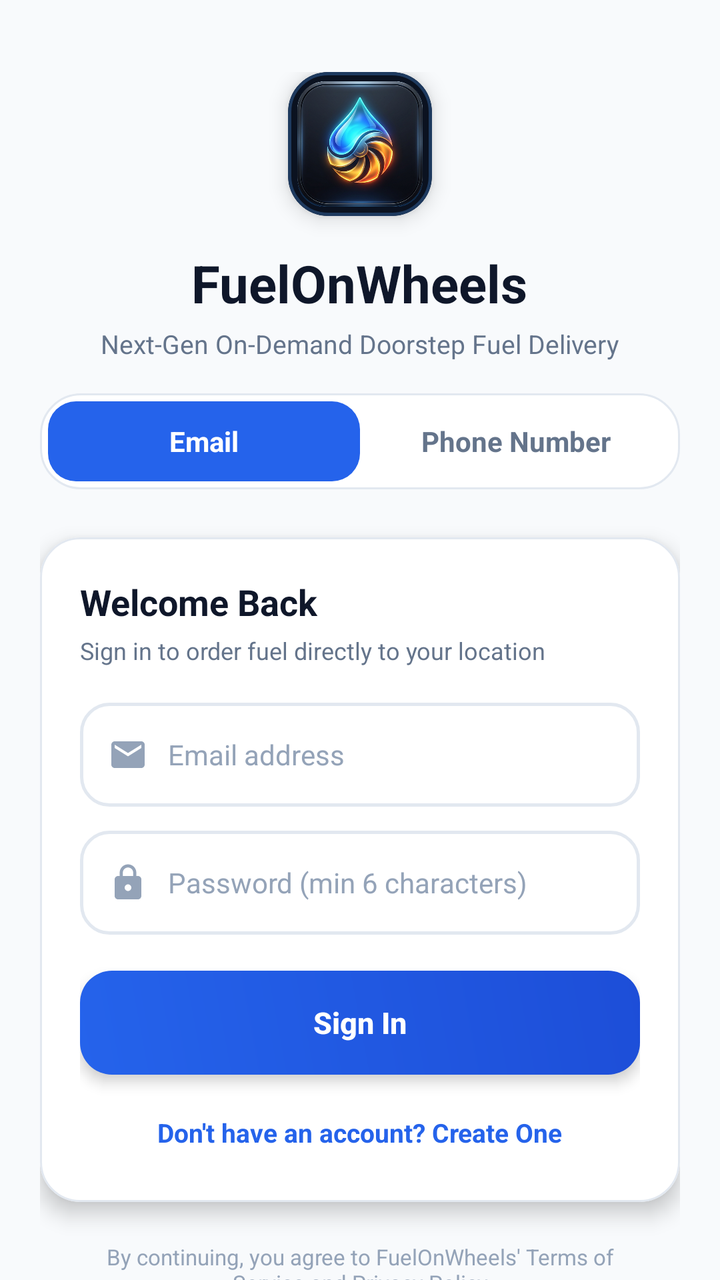
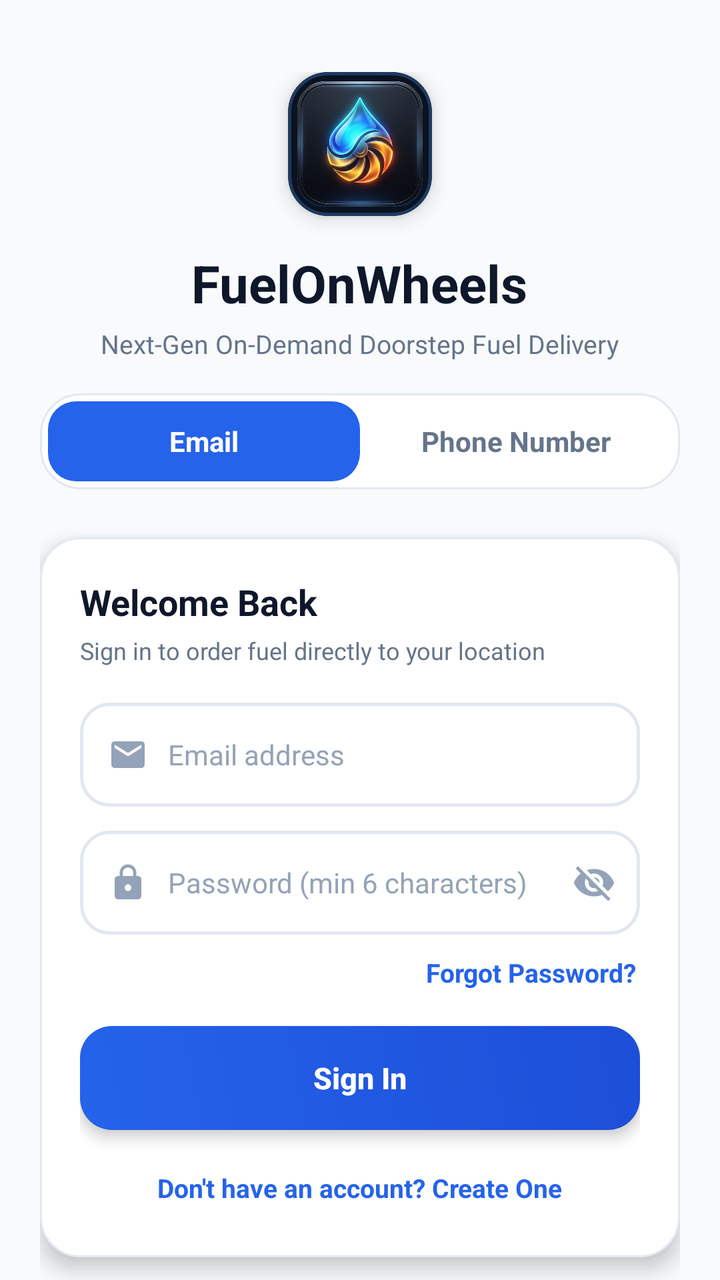

Two renders of the same Android screen: before a commit and after it. Below are the layout's source before the change and the commit's diff.
<!-- AndroidManifest.xml: application theme Theme.FuelOnWheelsApp -->
<!-- res/layout/activity_sign_in.xml -->
<?xml version="1.0" encoding="utf-8"?>
<androidx.core.widget.NestedScrollView xmlns:android="http://schemas.android.com/apk/res/android"
    xmlns:app="http://schemas.android.com/apk/res-auto"
    xmlns:tools="http://schemas.android.com/tools"
    android:layout_width="match_parent"
    android:layout_height="match_parent"
    android:background="@color/bg_slate"
    android:fillViewport="true"
    tools:context=".signIn.SignInActivity">

    <LinearLayout
        android:layout_width="match_parent"
        android:layout_height="wrap_content"
        android:gravity="center_horizontal"
        android:orientation="vertical"
        android:paddingStart="20dp"
        android:paddingTop="36dp"
        android:paddingEnd="20dp"
        android:paddingBottom="28dp">

        
        <com.google.android.material.card.MaterialCardView
            android:layout_width="72dp"
            android:layout_height="72dp"
            android:layout_marginBottom="16dp"
            app:cardBackgroundColor="#0B1220"
            app:cardCornerRadius="20dp"
            app:cardElevation="6dp"
            app:strokeColor="#1E3A5F"
            app:strokeWidth="1.5dp">

            <ImageView
                android:layout_width="match_parent"
                android:layout_height="match_parent"
                android:contentDescription="@string/logo"
                android:padding="2dp"
                android:src="@drawable/logo" />
        </com.google.android.material.card.MaterialCardView>

        
        <TextView
            android:layout_width="wrap_content"
            android:layout_height="wrap_content"
            android:text="FuelOnWheels"
            android:textColor="@color/brand_navy"
            android:textSize="26sp"
            android:textStyle="bold" />

        <TextView
            android:layout_width="wrap_content"
            android:layout_height="wrap_content"
            android:layout_marginTop="4dp"
            android:layout_marginBottom="16dp"
            android:text="Next-Gen On-Demand Doorstep Fuel Delivery"
            android:textColor="@color/text_secondary"
            android:textSize="13sp" />

        
        <LinearLayout
            android:layout_width="match_parent"
            android:layout_height="48dp"
            android:layout_marginBottom="24dp"
            android:background="@drawable/card_elevated_rounded"
            android:orientation="horizontal"
            android:padding="4dp">

            
            <TextView
                android:id="@+id/tab_email"
                android:layout_width="0dp"
                android:layout_height="match_parent"
                android:layout_weight="1"
                android:background="@drawable/tab_selected_bg"
                android:gravity="center"
                android:text="Email"
                android:textColor="@color/white"
                android:textSize="14sp"
                android:textStyle="bold" />

            
            <TextView
                android:id="@+id/tab_phone"
                android:layout_width="0dp"
                android:layout_height="match_parent"
                android:layout_weight="1"
                android:gravity="center"
                android:text="Phone Number"
                android:textColor="@color/text_secondary"
                android:textSize="14sp"
                android:textStyle="bold" />
        </LinearLayout>

        
        <com.google.android.material.card.MaterialCardView
            android:layout_width="match_parent"
            android:layout_height="wrap_content"
            android:layout_marginBottom="20dp"
            app:cardBackgroundColor="@color/surface_card"
            app:cardCornerRadius="20dp"
            app:cardElevation="6dp"
            app:strokeColor="@color/card_border"
            app:strokeWidth="1dp">

            <LinearLayout
                android:layout_width="match_parent"
                android:layout_height="wrap_content"
                android:orientation="vertical"
                android:padding="20dp">

                
                <LinearLayout
                    android:id="@+id/layout_email_form"
                    android:layout_width="match_parent"
                    android:layout_height="wrap_content"
                    android:orientation="vertical"
                    android:visibility="visible">

                    <TextView
                        android:id="@+id/tv_form_title"
                        android:layout_width="wrap_content"
                        android:layout_height="wrap_content"
                        android:layout_marginBottom="4dp"
                        android:text="Welcome Back"
                        android:textColor="@color/brand_navy"
                        android:textSize="18sp"
                        android:textStyle="bold" />

                    <TextView
                        android:id="@+id/tv_form_subtitle"
                        android:layout_width="wrap_content"
                        android:layout_height="wrap_content"
                        android:layout_marginBottom="18dp"
                        android:text="Sign in to order fuel directly to your location"
                        android:textColor="@color/text_secondary"
                        android:textSize="12sp" />

                    
                    <LinearLayout
                        android:id="@+id/layout_full_name"
                        android:layout_width="match_parent"
                        android:layout_height="52dp"
                        android:layout_marginBottom="12dp"
                        android:background="@drawable/input_field_bg"
                        android:gravity="center_vertical"
                        android:orientation="horizontal"
                        android:paddingStart="14dp"
                        android:paddingEnd="14dp"
                        android:visibility="gone">

                        <ImageView
                            android:layout_width="20dp"
                            android:layout_height="20dp"
                            android:layout_marginEnd="10dp"
                            android:contentDescription="@null"
                            android:src="@drawable/ic_baseline_person_24"
                            app:tint="@color/text_muted" />

                        <EditText
                            android:id="@+id/et_full_name"
                            android:layout_width="match_parent"
                            android:layout_height="match_parent"
                            android:background="@android:color/transparent"
                            android:hint="Full Name"
                            android:inputType="textPersonName"
                            android:textColor="@color/brand_navy"
                            android:textColorHint="@color/text_muted"
                            android:textSize="14sp" />
                    </LinearLayout>

                    
                    <LinearLayout
                        android:layout_width="match_parent"
                        android:layout_height="52dp"
                        android:layout_marginBottom="12dp"
                        android:background="@drawable/input_field_bg"
                        android:gravity="center_vertical"
                        android:orientation="horizontal"
                        android:paddingStart="14dp"
                        android:paddingEnd="14dp">

                        <ImageView
                            android:layout_width="20dp"
                            android:layout_height="20dp"
                            android:layout_marginEnd="10dp"
                            android:contentDescription="@null"
                            android:src="@drawable/ic_mail_outline_24"
                            app:tint="@color/text_muted" />

                        <EditText
                            android:id="@+id/et_email"
                            android:layout_width="match_parent"
                            android:layout_height="match_parent"
                            android:background="@android:color/transparent"
                            android:hint="Email address"
                            android:inputType="textEmailAddress"
                            android:textColor="@color/brand_navy"
                            android:textColorHint="@color/text_muted"
                            android:textSize="14sp" />
                    </LinearLayout>

                    
                    <LinearLayout
                        android:layout_width="match_parent"
                        android:layout_height="52dp"
                        android:layout_marginBottom="18dp"
                        android:background="@drawable/input_field_bg"
                        android:gravity="center_vertical"
                        android:orientation="horizontal"
                        android:paddingStart="14dp"
                        android:paddingEnd="14dp">

                        <ImageView
                            android:layout_width="20dp"
                            android:layout_height="20dp"
                            android:layout_marginEnd="10dp"
                            android:contentDescription="@null"
                            android:src="@drawable/ic_lock_outline_24"
                            app:tint="@color/text_muted" />

                        <EditText
                            android:id="@+id/et_password"
                            android:layout_width="match_parent"
                            android:layout_height="match_parent"
                            android:background="@android:color/transparent"
                            android:hint="Password (min 6 characters)"
                            android:inputType="textPassword"
                            android:textColor="@color/brand_navy"
                            android:textColorHint="@color/text_muted"
                            android:textSize="14sp" />
                    </LinearLayout>

                    
                    <Button
                        android:id="@+id/btn_email_submit"
                        android:layout_width="match_parent"
                        android:layout_height="52dp"
                        android:layout_marginBottom="14dp"
                        android:background="@drawable/bg_primary_button"
                        app:backgroundTint="@null"
                        android:elevation="4dp"
                        android:stateListAnimator="@null"
                        android:text="Sign In"
                        android:textAllCaps="false"
                        android:textColor="@color/white"
                        android:textSize="15sp"
                        android:textStyle="bold" />

                    
                    <TextView
                        android:id="@+id/tv_toggle_auth_mode"
                        android:layout_width="wrap_content"
                        android:layout_height="wrap_content"
                        android:layout_gravity="center_horizontal"
                        android:padding="6dp"
                        android:text="Don't have an account? Create One"
                        android:textColor="@color/brand_primary"
                        android:textSize="13sp"
                        android:textStyle="bold" />
                </LinearLayout>

                
                <LinearLayout
                    android:id="@+id/layout_phone_form"
                    android:layout_width="match_parent"
                    android:layout_height="wrap_content"
                    android:orientation="vertical"
                    android:visibility="gone">

                    <TextView
                        android:layout_width="wrap_content"
                        android:layout_height="wrap_content"
                        android:layout_marginBottom="4dp"
                        android:text="Mobile Verification"
                        android:textColor="@color/brand_navy"
                        android:textSize="18sp"
                        android:textStyle="bold" />

                    <TextView
                        android:layout_width="wrap_content"
                        android:layout_height="wrap_content"
                        android:layout_marginBottom="18dp"
                        android:text="We'll send an OTP code to verify your phone"
                        android:textColor="@color/text_secondary"
                        android:textSize="12sp" />

                    
                    <LinearLayout
                        android:layout_width="match_parent"
                        android:layout_height="52dp"
                        android:layout_marginBottom="12dp"
                        android:background="@drawable/input_field_bg"
                        android:gravity="center_vertical"
                        android:orientation="horizontal"
                        android:paddingStart="14dp"
                        android:paddingEnd="14dp">

                        <TextView
                            android:layout_width="wrap_content"
                            android:layout_height="wrap_content"
                            android:background="@drawable/badge_pill_blue"
                            android:paddingStart="8dp"
                            android:paddingTop="3dp"
                            android:paddingEnd="8dp"
                            android:paddingBottom="3dp"
                            android:text="🇮🇳 +91"
                            android:textColor="@color/pill_blue_text"
                            android:textSize="12sp"
                            android:textStyle="bold" />

                        <EditText
                            android:id="@+id/signIn_et_phone_no"
                            android:layout_width="match_parent"
                            android:layout_height="match_parent"
                            android:layout_marginStart="10dp"
                            android:background="@android:color/transparent"
                            android:hint="10-digit mobile number"
                            android:inputType="phone"
                            android:maxLength="10"
                            android:textColor="@color/brand_navy"
                            android:textColorHint="@color/text_muted"
                            android:textSize="14sp" />
                    </LinearLayout>

                    
                    <Button
                        android:id="@+id/signIn_btn_getOtp"
                        android:layout_width="match_parent"
                        android:layout_height="52dp"
                        android:layout_marginBottom="12dp"
                        android:background="@drawable/bg_primary_button"
                        app:backgroundTint="@null"
                        android:elevation="4dp"
                        android:stateListAnimator="@null"
                        android:text="Send Verification Code"
                        android:textAllCaps="false"
                        android:textColor="@color/white"
                        android:textSize="15sp"
                        android:textStyle="bold" />

                    
                    <LinearLayout
                        android:id="@+id/layout_otp_input"
                        android:layout_width="match_parent"
                        android:layout_height="wrap_content"
                        android:orientation="vertical"
                        android:visibility="gone">

                        
                        <LinearLayout
                            android:layout_width="match_parent"
                            android:layout_height="wrap_content"
                            android:layout_marginBottom="14dp"
                            android:background="@drawable/badge_pill_blue"
                            android:gravity="center_vertical"
                            android:orientation="horizontal"
                            android:paddingStart="12dp"
                            android:paddingTop="8dp"
                            android:paddingEnd="12dp"
                            android:paddingBottom="8dp">

                            <TextView
                                android:id="@+id/tv_otp_sent_to"
                                android:layout_width="0dp"
                                android:layout_height="wrap_content"
                                android:layout_weight="1"
                                android:text="SMS sent to +91 ••••• •••••"
                                android:textColor="@color/brand_navy"
                                android:textSize="12sp"
                                android:textStyle="bold" />

                            <TextView
                                android:id="@+id/tv_edit_phone"
                                android:layout_width="wrap_content"
                                android:layout_height="wrap_content"
                                android:background="?android:attr/selectableItemBackgroundBorderless"
                                android:clickable="true"
                                android:focusable="true"
                                android:paddingStart="8dp"
                                android:paddingTop="2dp"
                                android:paddingEnd="8dp"
                                android:paddingBottom="2dp"
                                android:text="Change"
                                android:textColor="@color/brand_primary"
                                android:textSize="12sp"
                                android:textStyle="bold" />
                        </LinearLayout>

                        <LinearLayout
                            android:layout_width="match_parent"
                            android:layout_height="52dp"
                            android:layout_marginBottom="6dp"
                            android:background="@drawable/input_field_bg"
                            android:gravity="center_vertical"
                            android:orientation="horizontal"
                            android:paddingStart="16dp"
                            android:paddingEnd="16dp">

                            <EditText
                                android:id="@+id/signIn_et_otp"
                                android:layout_width="match_parent"
                                android:layout_height="match_parent"
                                android:background="@android:color/transparent"
                                android:gravity="center"
                                android:hint="Enter 6-digit OTP"
                                android:inputType="number"
                                android:letterSpacing="0.2"
                                android:maxLength="6"
                                android:textColor="@color/brand_navy"
                                android:textColorHint="@color/text_muted"
                                android:textSize="20sp"
                                android:textStyle="bold" />
                        </LinearLayout>

                        <TextView
                            android:layout_width="wrap_content"
                            android:layout_height="wrap_content"
                            android:layout_gravity="center_horizontal"
                            android:layout_marginBottom="14dp"
                            android:text="OTP is valid for 10 minutes. Do not share with anyone."
                            android:textColor="@color/text_secondary"
                            android:textSize="11sp" />

                        <Button
                            android:id="@+id/signIn_btn_next"
                            android:layout_width="match_parent"
                            android:layout_height="52dp"
                            android:layout_marginBottom="8dp"
                            android:background="@drawable/bg_primary_button"
                            app:backgroundTint="@null"
                            android:elevation="4dp"
                            android:stateListAnimator="@null"
                            android:text="Verify &amp; Sign In"
                            android:textAllCaps="false"
                            android:textColor="@color/white"
                            android:textSize="15sp"
                            android:textStyle="bold" />

                        <TextView
                            android:id="@+id/signIn_tv_resend"
                            android:layout_width="wrap_content"
                            android:layout_height="wrap_content"
                            android:layout_gravity="center_horizontal"
                            android:padding="6dp"
                            android:text="Didn't receive code? Resend OTP"
                            android:textColor="@color/brand_primary"
                            android:textSize="12sp"
                            android:textStyle="bold" />
                    </LinearLayout>

                </LinearLayout>

            </LinearLayout>
        </com.google.android.material.card.MaterialCardView>

        
        <TextView
            android:layout_width="wrap_content"
            android:layout_height="wrap_content"
            android:gravity="center"
            android:paddingStart="16dp"
            android:paddingEnd="16dp"
            android:text="By continuing, you agree to FuelOnWheels' Terms of Service and Privacy Policy"
            android:textColor="@color/text_muted"
            android:textSize="11sp" />

    </LinearLayout>
</androidx.core.widget.NestedScrollView>
<!-- resources referenced by this layout -->
<resources>
  <color name="bg_slate">#F8FAFC</color>
  <color name="brand_navy">#0F172A</color>
  <color name="brand_primary">#2563EB</color>
  <color name="card_border">#E2E8F0</color>
  <color name="pill_blue_text">#1D4ED8</color>
  <color name="surface_card">#FFFFFF</color>
  <color name="text_muted">#94A3B8</color>
  <color name="text_secondary">#64748B</color>
  <color name="white">#FFFFFFFF</color>
  <!-- drawable badge_pill_blue (drawable) -->
  <?xml version="1.0" encoding="utf-8"?>
  <shape xmlns:android="http://schemas.android.com/apk/res/android"
      android:shape="rectangle">
      <solid android:color="@color/pill_blue_bg" />
      <corners android:radius="50dp" />
      <padding
          android:left="10dp"
          android:top="4dp"
          android:right="10dp"
          android:bottom="4dp" />
  </shape>
  <!-- drawable card_elevated_rounded (drawable) -->
  <?xml version="1.0" encoding="utf-8"?>
  <shape xmlns:android="http://schemas.android.com/apk/res/android"
      android:shape="rectangle">
      <solid android:color="@color/surface_card" />
      <corners android:radius="20dp" />
      <stroke
          android:width="1dp"
          android:color="@color/card_border" />
  </shape>
  <!-- drawable ic_baseline_person_24 (drawable) -->
  <vector xmlns:android="http://schemas.android.com/apk/res/android"
      android:width="24dp"
      android:height="24dp"
      android:viewportWidth="24"
      android:viewportHeight="24"
      android:tint="?attr/colorControlNormal">
    <path
        android:fillColor="@android:color/white"
        android:pathData="M12,12c2.21,0 4,-1.79 4,-4s-1.79,-4 -4,-4 -4,1.79 -4,4 1.79,4 4,4zM12,14c-2.67,0 -8,1.34 -8,4v2h16v-2c0,-2.66 -5.33,-4 -8,-4z"/>
  </vector>
  <!-- drawable ic_mail_outline_24 (drawable) -->
  <vector xmlns:android="http://schemas.android.com/apk/res/android"
      android:width="24dp"
      android:height="24dp"
      android:viewportWidth="24"
      android:viewportHeight="24">
    <path
        android:fillColor="#64748B"
        android:pathData="M20,4H4c-1.1,0 -1.99,0.9 -1.99,2L2,18c0,1.1 0.9,2 2,2h16c1.1,0 2,-0.9 2,-2V6c0,-1.1 -0.9,-2 -2,-2zm0,4l-8,5 -8,-5V6l8,5 8,-5v2z"/>
  </vector>
  <!-- drawable input_field_bg (drawable) -->
  <?xml version="1.0" encoding="utf-8"?>
  <shape xmlns:android="http://schemas.android.com/apk/res/android"
      android:shape="rectangle">
      <solid android:color="@color/surface_card" />
      <corners android:radius="14dp" />
      <stroke
          android:width="1.5dp"
          android:color="@color/card_border" />
  </shape>
  <!-- drawable tab_selected_bg (drawable) -->
  <?xml version="1.0" encoding="utf-8"?>
  <shape xmlns:android="http://schemas.android.com/apk/res/android"
      android:shape="rectangle">
      <solid android:color="@color/brand_primary" />
      <corners android:radius="14dp" />
  </shape>
  <string name="logo">logo</string>
  <color name="pill_blue_bg">#DBEAFE</color>
  <color name="brand_primary_dark">#1D4ED8</color>
  <!-- unchanged entries left out for length: 4 -->
</resources>

<!-- the commit's change to res/layout/activity_sign_in.xml (unified diff, before → after) -->
@@ -202,12 +202,12 @@
                     <LinearLayout
                         android:layout_width="match_parent"
                         android:layout_height="52dp"
-                        android:layout_marginBottom="18dp"
+                        android:layout_marginBottom="8dp"
                         android:background="@drawable/input_field_bg"
                         android:gravity="center_vertical"
                         android:orientation="horizontal"
                         android:paddingStart="14dp"
-                        android:paddingEnd="14dp">
+                        android:paddingEnd="12dp">
 
                         <ImageView
                             android:layout_width="20dp"
@@ -219,14 +219,50 @@
 
                         <EditText
                             android:id="@+id/et_password"
-                            android:layout_width="match_parent"
+                            android:layout_width="0dp"
                             android:layout_height="match_parent"
+                            android:layout_weight="1"
                             android:background="@android:color/transparent"
                             android:hint="Password (min 6 characters)"
                             android:inputType="textPassword"
                             android:textColor="@color/brand_navy"
                             android:textColorHint="@color/text_muted"
                             android:textSize="14sp" />
+
+                        <ImageView
+                            android:id="@+id/iv_toggle_password"
+                            android:layout_width="22dp"
+                            android:layout_height="22dp"
+                            android:background="?attr/selectableItemBackgroundBorderless"
+                            android:contentDescription="Toggle Password"
+                            android:src="@drawable/ic_visibility_off_24"
+                            app:tint="@color/text_muted" />
+                    </LinearLayout>
+
+                    
+                    <LinearLayout
+                        android:id="@+id/layout_forgot_password"
+                        android:layout_width="match_parent"
+                        android:layout_height="wrap_content"
+                        android:layout_marginBottom="16dp"
+                        android:gravity="end"
+                        android:orientation="horizontal">
+
+                        <TextView
+                            android:id="@+id/tv_forgot_password"
+                            android:layout_width="wrap_content"
+                            android:layout_height="wrap_content"
+                            android:background="?attr/selectableItemBackgroundBorderless"
+                            android:clickable="true"
+                            android:focusable="true"
+                            android:paddingStart="6dp"
+                            android:paddingTop="2dp"
+                            android:paddingEnd="2dp"
+                            android:paddingBottom="2dp"
+                            android:text="Forgot Password?"
+                            android:textColor="@color/brand_primary"
+                            android:textSize="13sp"
+                            android:textStyle="bold" />
                     </LinearLayout>
 
                     
<!-- resource entries referenced after the edit -->
@@ -52,6 +52,16 @@
         android:fillColor="#64748B"
         android:pathData="M20,4H4c-1.1,0 -1.99,0.9 -1.99,2L2,18c0,1.1 0.9,2 2,2h16c1.1,0 2,-0.9 2,-2V6c0,-1.1 -0.9,-2 -2,-2zm0,4l-8,5 -8,-5V6l8,5 8,-5v2z"/>
   </vector>
+  <!-- drawable ic_visibility_off_24 (drawable) -->
+  <vector xmlns:android="http://schemas.android.com/apk/res/android"
+      android:width="24dp"
+      android:height="24dp"
+      android:viewportWidth="24"
+      android:viewportHeight="24">
+    <path
+        android:fillColor="#64748B"
+        android:pathData="M12,7c2.76,0 5,2.24 5,5 0,0.65 -0.13,1.26 -0.36,1.82l2.92,2.92c1.51,-1.26 2.7,-2.89 3.44,-4.74 -1.73,-4.39 -6,-7.5 -11,-7.5 -1.4,0 -2.74,0.25 -3.98,0.7l2.16,2.16C10.74,7.13 11.35,7 12,7zM2,4.27l2.28,2.28 0.46,0.46C3.08,8.3 1.78,10.02 1,12c1.73,4.39 6,7.5 11,7.5 1.55,0 3.03,-0.3 4.38,-0.84l0.42,0.42L19.73,22 21,20.73 3.27,3 2,4.27zM7.53,9.8l1.55,1.55c-0.05,0.21 -0.08,0.43 -0.08,0.65 0,1.66 1.34,3 3,3 0.22,0 0.44,-0.03 0.65,-0.08l1.55,1.55c-0.67,0.33 -1.41,0.53 -2.2,0.53 -2.76,0 -5,-2.24 -5,-5 0,-0.79 0.2,-1.53 0.53,-2.2zm4.31,-0.78l3.15,3.15.02,-0.16c0,-1.66 -1.34,-3 -3,-3l-0.17,0.01z"/>
+  </vector>
   <!-- drawable input_field_bg (drawable) -->
   <?xml version="1.0" encoding="utf-8"?>
   <shape xmlns:android="http://schemas.android.com/apk/res/android"
